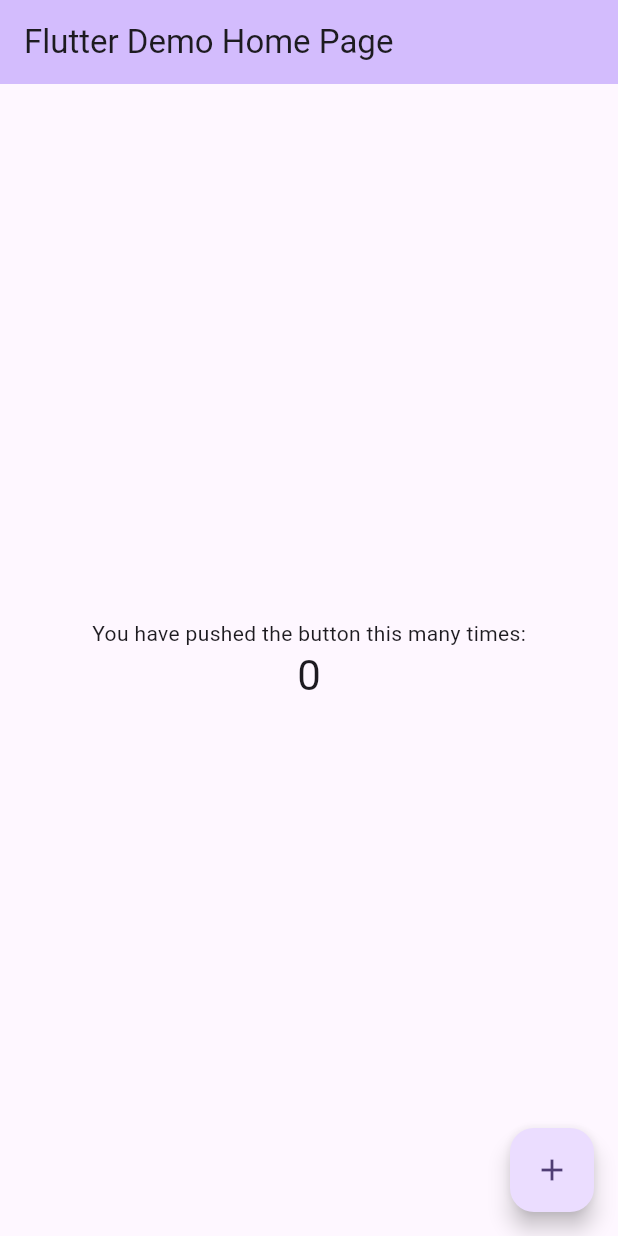
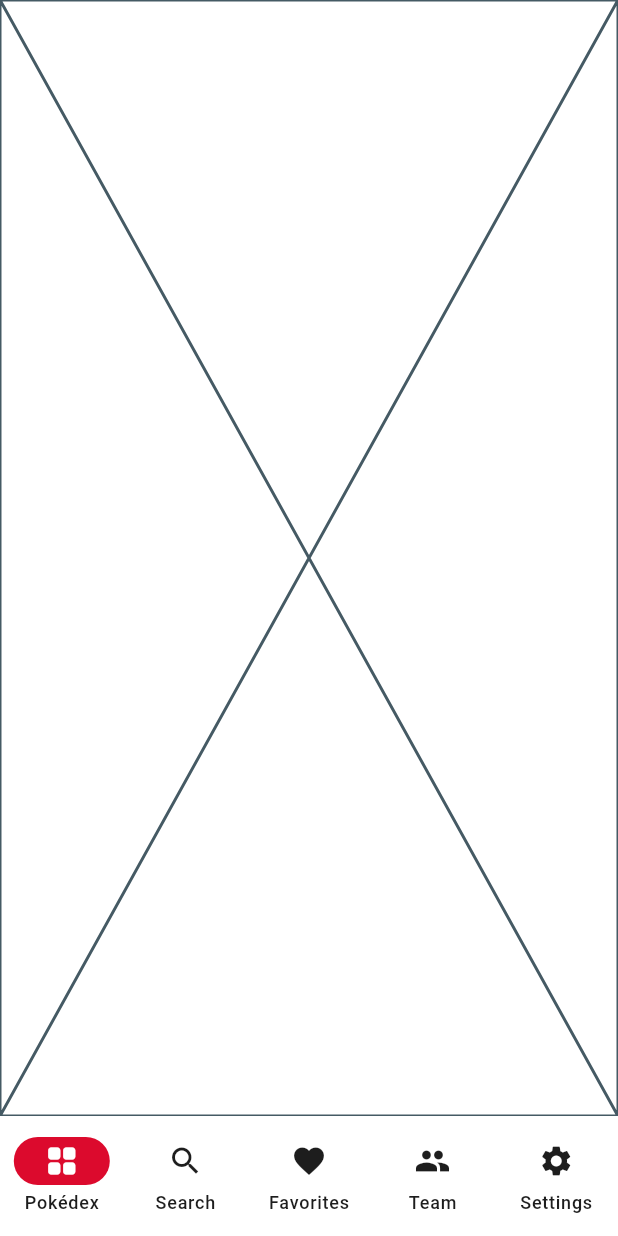
Before and after one commit to abhinav-sorate/poke_flutter_app, a Flutter app: the screen it shows after launch, on a phone screen of 412 x 824 dp. Run offline on Flutter 3.47's test engine with Material 3 defaults, Android fonts, the phone set to English and light mode, and no system bars.

Commit message:
Add core features and UI structure for the Flutter app
- Introduced new dependencies: flutter_bloc, go_router, dio, get_it, and equatable.
- Created core theme and color files for consistent styling.
- Implemented a bottom navigation bar with multiple screens: Home, Search, Favorites, Team, and Settings.
- Added placeholder screens for authentication (Sign In and Sign Up) and other features.

```diff
--- /dev/null
+++ b/lib/core/theme.dart
@@ -0,0 +1,29 @@
+import 'package:flutter/material.dart';
+import 'package:poke_flutter_app/core/app_colors.dart';
+
+final ColorScheme appColorScheme = ColorScheme(
+  brightness: Brightness.light,
+  primary: AppColors.primary,
+  onPrimary: AppColors.white,
+  secondary: AppColors.secondary,
+  onSecondary: AppColors.white,
+  surface: AppColors.card,
+  onSurface: AppColors.text,
+  error: AppColors.error,
+  onError: AppColors.white,
+);
+
+final ThemeData appTheme = ThemeData(
+  colorScheme: appColorScheme,
+  scaffoldBackgroundColor: AppColors.background,
+  appBarTheme: const AppBarTheme(
+    backgroundColor: AppColors.primary,
+    foregroundColor: AppColors.white,
+  ),
+  bottomNavigationBarTheme: const BottomNavigationBarThemeData(
+    selectedItemColor: AppColors.primary,
+    unselectedItemColor: AppColors.textSecondary,
+    backgroundColor: AppColors.white,
+  ),
+  cardColor: AppColors.card,
+);
--- /dev/null
+++ b/lib/features/home/home_screen.dart
@@ -0,0 +1,10 @@
+import 'package:flutter/material.dart';
+
+class HomeScreen extends StatelessWidget {
+  const HomeScreen({super.key});
+
+  @override
+  Widget build(BuildContext context) {
+    return const Placeholder();
+  }
+}
--- a/lib/main.dart
+++ b/lib/main.dart
@@ -1,4 +1,10 @@
 import 'package:flutter/material.dart';
+import 'package:poke_flutter_app/core/theme.dart';
+import 'package:poke_flutter_app/features/favorites/favorites_screen.dart';
+import 'package:poke_flutter_app/features/home/home_screen.dart';
+import 'package:poke_flutter_app/features/search/search_screen.dart';
+import 'package:poke_flutter_app/features/settings/settings_screen.dart';
+import 'package:poke_flutter_app/features/team/team_screen.dart';
 
 void main() {
   runApp(const MyApp());
@@ -7,116 +13,56 @@ void main() {
 class MyApp extends StatelessWidget {
   const MyApp({super.key});
 
-  // This widget is the root of your application.
   @override
   Widget build(BuildContext context) {
     return MaterialApp(
       title: 'Flutter Demo',
-      theme: ThemeData(
-        // This is the theme of your application.
-        //
-        // TRY THIS: Try running your application with "flutter run". You'll see
-        // the application has a purple toolbar. Then, without quitting the app,
-        // try changing the seedColor in the colorScheme below to Colors.green
-        // and then invoke "hot reload" (save your changes or press the "hot
-        // reload" button in a Flutter-supported IDE, or press "r" if you used
-        // the command line to start the app).
-        //
-        // Notice that the counter didn't reset back to zero; the application
-        // state is not lost during the reload. To reset the state, use hot
-        // restart instead.
-        //
-        // This works for code too, not just values: Most code changes can be
-        // tested with just a hot reload.
-        colorScheme: .fromSeed(seedColor: Colors.deepPurple),
-      ),
-      home: const MyHomePage(title: 'Flutter Demo Home Page'),
+      theme: appTheme,
+      home: const BottomNavbar(),
     );
   }
 }
 
-class MyHomePage extends StatefulWidget {
-  const MyHomePage({super.key, required this.title});
-
-  // This widget is the home page of your application. It is stateful, meaning
-  // that it has a State object (defined below) that contains fields that affect
-  // how it looks.
-
-  // This class is the configuration for the state. It holds the values (in this
-  // case the title) provided by the parent (in this case the App widget) and
-  // used by the build method of the State. Fields in a Widget subclass are
-  // always marked "final".
-
-  final String title;
+class BottomNavbar extends StatefulWidget {
+  const BottomNavbar({super.key});
 
   @override
-  State<MyHomePage> createState() => _MyHomePageState();
+  State<BottomNavbar> createState() => _BottomNavbarState();
 }
 
-class _MyHomePageState extends State<MyHomePage> {
-  int _counter = 0;
-
-  void _incrementCounter() {
-    setState(() {
-      // This call to setState tells the Flutter framework that something has
-      // changed in this State, which causes it to rerun the build method below
-      // so that the display can reflect the updated values. If we changed
-      // _counter without calling setState(), then the build method would not be
-      // called again, and so nothing would appear to happen.
-      _counter++;
-    });
-  }
+class _BottomNavbarState extends State<BottomNavbar> {
+  int currentPageIndex = 0;
 
   @override
   Widget build(BuildContext context) {
-    // This method is rerun every time setState is called, for instance as done
-    // by the _incrementCounter method above.
-    //
-    // The Flutter framework has been optimized to make rerunning build methods
-    // fast, so that you can just rebuild anything that needs updating rather
-    // than having to individually change instances of widgets.
+    final ThemeData theme = Theme.of(context);
     return Scaffold(
-      appBar: AppBar(
-        // TRY THIS: Try changing the color here to a specific color (to
-        // Colors.amber, perhaps?) and trigger a hot reload to see the AppBar
-        // change color while the other colors stay the same.
-        backgroundColor: Theme.of(context).colorScheme.inversePrimary,
-        // Here we take the value from the MyHomePage object that was created by
-        // the App.build method, and use it to set our appbar title.
-        title: Text(widget.title),
+      bottomNavigationBar: NavigationBar(
+        onDestinationSelected: (int index) {
+          setState(() {
+            currentPageIndex = index;
+          });
+        },
+        indicatorColor: theme.primaryColor,
+        selectedIndex: currentPageIndex,
+        destinations: const <Widget>[
+          NavigationDestination(
+            icon: Icon(Icons.grid_view_rounded),
+            label: 'Pokédex',
+          ),
+          NavigationDestination(icon: Icon(Icons.search), label: 'Search'),
+          NavigationDestination(icon: Icon(Icons.favorite), label: 'Favorites'),
+          NavigationDestination(icon: Icon(Icons.people), label: 'Team'),
+          NavigationDestination(icon: Icon(Icons.settings), label: 'Settings'),
+        ],
       ),
-      body: Center(
-        // Center is a layout widget. It takes a single child and positions it
-        // in the middle of the parent.
-        child: Column(
-          // Column is also a layout widget. It takes a list of children and
-          // arranges them vertically. By default, it sizes itself to fit its
-          // children horizontally, and tries to be as tall as its parent.
-          //
-          // Column has various properties to control how it sizes itself and
-          // how it positions its children. Here we use mainAxisAlignment to
-          // center the children vertically; the main axis here is the vertical
-          // axis because Columns are vertical (the cross axis would be
-          // horizontal).
-          //
-          // TRY THIS: Invoke "debug painting" (choose the "Toggle Debug Paint"
-          // action in the IDE, or press "p" in the console), to see the
-          // wireframe for each widget.
-          mainAxisAlignment: .center,
-          children: [
-            const Text('You have pushed the button this many times:'),
-            Text(
-              '$_counter',
-              style: Theme.of(context).textTheme.headlineMedium,
-            ),
-          ],
-        ),
-      ),
-      floatingActionButton: FloatingActionButton(
-        onPressed: _incrementCounter,
-        tooltip: 'Increment',
-        child: const Icon(Icons.add),
-      ),
+      body: <Widget>[
+        HomeScreen(),
+        SearchScreen(),
+        FavoritesScreen(),
+        TeamScreen(),
+        SettingsScreen(),
+      ][currentPageIndex],
     );
   }
 }
--- a/pubspec.yaml
+++ b/pubspec.yaml
@@ -34,6 +34,11 @@ dependencies:
   # The following adds the Cupertino Icons font to your application.
   # Use with the CupertinoIcons class for iOS style icons.
   cupertino_icons: ^1.0.8
+  flutter_bloc: ^9.1.1
+  go_router: ^17.0.0
+  dio: ^5.9.0
+  get_it: ^9.1.0
+  equatable: ^2.0.7
 
 dev_dependencies:
   flutter_test:
```
Also changed, not shown: lib/core/app_colors.dart (added, +23 -0 lines), lib/features/auth/sign_in_screen.dart (added, +10 -0 lines), lib/features/auth/sign_up_screen.dart (added, +10 -0 lines), lib/features/favorites/favorites_screen.dart (added, +10 -0 lines), lib/features/search/search_screen.dart (added, +10 -0 lines), lib/features/settings/settings_screen.dart (added, +10 -0 lines), lib/features/team/team_screen.dart (added, +10 -0 lines).
